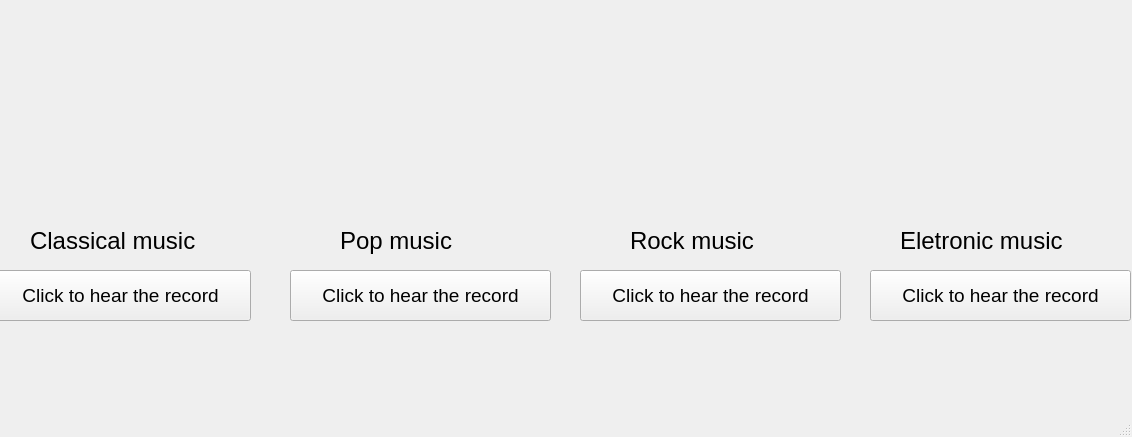
Qt form SPCK/Gui/music3.ui (trongphuc1/TL-C4K-PTI01-) before a commit.
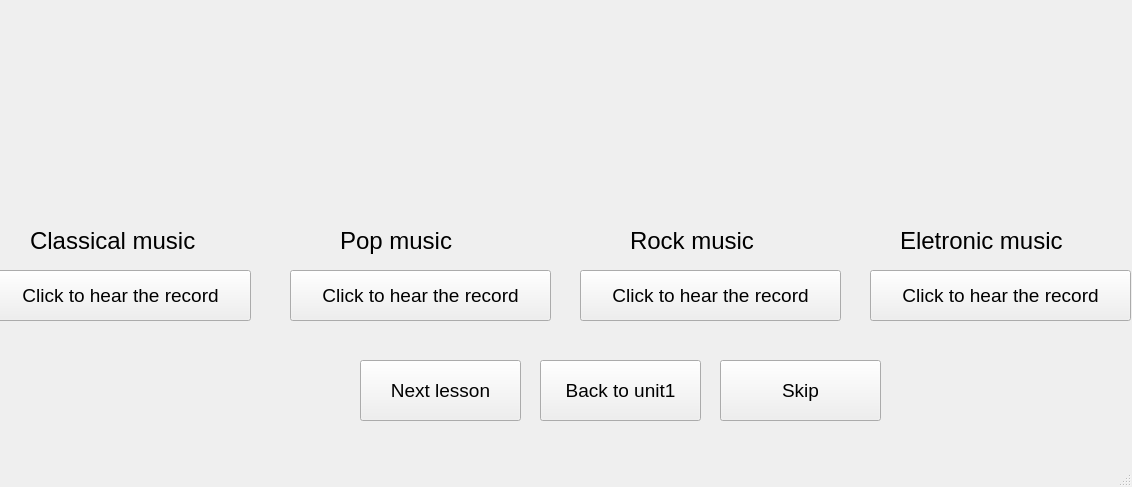
The same form after that commit. Icons and pictures are not drawn.

Patch:
```diff
--- a/SPCK/Gui/music3.ui
+++ b/SPCK/Gui/music3.ui
@@ -7,7 +7,7 @@
     <x>0</x>
     <y>0</y>
     <width>1132</width>
-    <height>437</height>
+    <height>487</height>
    </rect>
   </property>
   <property name="windowTitle">
@@ -234,6 +234,60 @@
      <bool>true</bool>
     </property>
    </widget>
+   <widget class="QPushButton" name="pushButton_6">
+    <property name="geometry">
+     <rect>
+      <x>360</x>
+      <y>360</y>
+      <width>161</width>
+      <height>61</height>
+     </rect>
+    </property>
+    <property name="font">
+     <font>
+      <pointsize>14</pointsize>
+     </font>
+    </property>
+    <property name="text">
+     <string>Next lesson</string>
+    </property>
+   </widget>
+   <widget class="QPushButton" name="pushButton_7">
+    <property name="geometry">
+     <rect>
+      <x>540</x>
+      <y>360</y>
+      <width>161</width>
+      <height>61</height>
+     </rect>
+    </property>
+    <property name="font">
+     <font>
+      <pointsize>14</pointsize>
+     </font>
+    </property>
+    <property name="text">
+     <string>Back to unit1</string>
+    </property>
+   </widget>
+   <widget class="QPushButton" name="pushButton_8">
+    <property name="geometry">
+     <rect>
+      <x>720</x>
+      <y>360</y>
+      <width>161</width>
+      <height>61</height>
+     </rect>
+    </property>
+    <property name="font">
+     <font>
+      <pointsize>14</pointsize>
+     </font>
+    </property>
+    <property name="text">
+     <string>Skip</string>
+    </property>
+   </widget>
   </widget>
   <widget class="QMenuBar" name="menubar">
    <property name="geometry">
```
